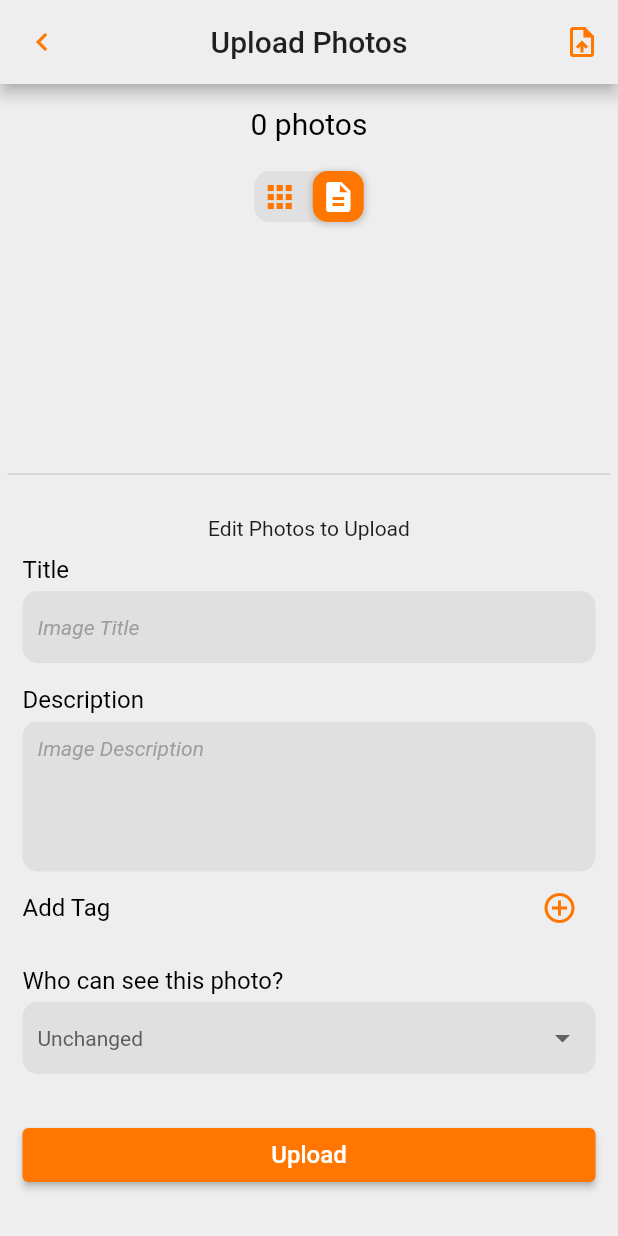
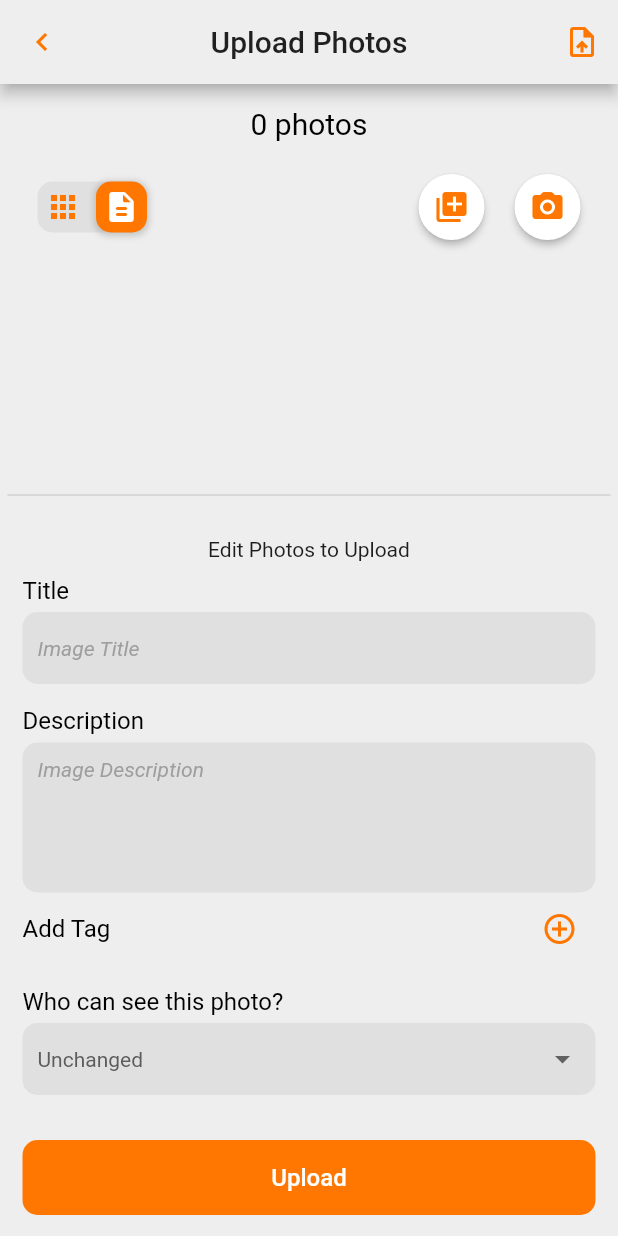
Before and after one commit to charisma98/piwigo-flutter-app, a Flutter app: the UploadGalleryViewPage screen opened directly with empty values, on a phone screen of 412 x 824 dp. Run offline on Flutter 3.47's test engine with Material 2 defaults, Android fonts, the phone set to English and light mode, and no system bars; our stand-ins replace auto_size_text, better_player, cached_network_image, cookie_jar, dio, dio_cookie_manager and 9 more; missing offline and left inert: ext_storage, icon_shadow, images_picker, multi_image_picker; accounts and stored records are empty; generated files the repository leaves out were written again.

Commit message:
Edit upload selection

```diff
--- a/lib/api/SessionAPI.dart
+++ b/lib/api/SessionAPI.dart
@@ -29,6 +29,7 @@ Future<String> loginUser(String url, String username, String password) async {
         var status = await sessionStatus();
         print(status);
         if(status["stat"] == "ok") {
+          print("$url, $username");
           savePreferences(status["result"], url: url, username: username, password: password, isLogged: true, isGuest: false);
           return null;
         }
--- a/lib/l10n/app_en.arb
+++ b/lib/l10n/app_en.arb
@@ -15,6 +15,7 @@
     "alertTryButton": "Try",
     "alertClearButton": "Clear",
     "alertConfirmButton": "Confirm",
+    "alertRemoveButton": "Remove",
 
     "loadingHUD_label": "Loading…",
     "completeHUD_label": "Complete",
@@ -188,6 +189,7 @@
     "categoyUpload_loadSubCategories": "load",
     "categoryUpload_images": "Upload Photos",
     "categoryUpload_videos": "Upload Videos",
+    "categoryUpload_take": "Take Photo",
 
 
     "setDefaultCategory_select": "Please select an album or sub-album which will become the new root album.",
@@ -493,6 +495,9 @@
             "count": {}
         }
     },
+
+    "removeSelectedImage_title": "Remove Selected Image",
+    "removeSelectedImage_message": "Are you sure you want to remove this image from the selection ?",
 
 
     "downloadImage_title": "{count, plural, =1{Download Photo} other{Download {count} Photos}}",
--- a/lib/views/UploadGalleryViewPage.dart
+++ b/lib/views/UploadGalleryViewPage.dart
@@ -7,6 +7,7 @@ import 'package:piwigo_ng/api/API.dart';
 
 import 'package:flutter/material.dart';
 
+import 'components/Buttons.dart';
 import 'components/Dialogs.dart';
 import 'components/TextFields.dart';
 
@@ -74,6 +75,71 @@ class _UploadGalleryViewPage extends State<UploadGalleryViewPage> {
     };
   }
 
+  BoxShadow _switchIconShadow() {
+    return BoxShadow(
+      color: Colors.grey.withOpacity(0.5),
+      spreadRadius: 1,
+      blurRadius: 3,
+      offset: Offset(0, 1), // changes position of shadow
+    );
+  }
+
+  addFiles() async {
+    try {
+      List<Media> mediaList = await ImagesPicker.pick(
+        count: 100,
+        pickType: PickType.all,
+        quality: 0.8,
+      );
+      print(mediaList[0].path);
+      if(mediaList.isNotEmpty) {
+        widget.imageData.addAll(mediaList);
+      }
+    } catch (e) {
+      print('Dio error ${e.toString()}');
+    }
+  }
+
+  takePhoto() async {
+    try {
+      List<Media> mediaList = await ImagesPicker.openCamera(
+        pickType: PickType.image,
+        quality: 0.8,
+      );
+      print(mediaList[0].path);
+      if(mediaList.isNotEmpty) {
+        widget.imageData.addAll(mediaList);
+      }
+    } catch (e) {
+      print('Dio error ${e.toString()}');
+    }
+  }
+
+  onRemoveFile() async {
+    if(await confirmRemoveSelectionDialog(context,
+      content: appStrings(context).removeSelectedImage_message,
+    )) {
+      int page = _page;
+      if(_page == widget.imageData.length-1) {
+        _page--;
+      }
+      setState(() {
+        widget.imageData.removeAt(page);
+      });
+    }
+  }
+
+  onUpload() async {
+    setState(() {
+      _isLoading = true;
+    });
+    await API.uploader.uploadPhotos(widget.imageData, widget.category, getImagesInfo());
+    setState(() {
+      _isLoading = false;
+    });
+    Navigator.of(context).pop();
+  }
+
   @override
   Widget build(BuildContext context) {
     ThemeData _theme = Theme.of(context);
@@ -119,74 +185,47 @@ class _UploadGalleryViewPage extends State<UploadGalleryViewPage> {
               Center(
                 child: Padding(
                   padding: EdgeInsets.all(10),
-                  child: Text(appStrings(context).imageCount(widget.imageData.length), style: TextStyle(fontSize: 20, color: _theme.textTheme.bodyText2.color)),
+                  child: Text(appStrings(context).imageCount(widget.imageData.length),
+                      style: TextStyle(fontSize: 20, color: _theme.textTheme.bodyText2.color)
                   ),
                 ),
-
+              ),
               Padding(
-                padding: EdgeInsets.all(10),
-                child: GestureDetector(
-                  child: Container(
-                    decoration: BoxDecoration(
-                      borderRadius: BorderRadius.circular(10),
-                      color: _theme.inputDecorationTheme.fillColor,
-                    ),
+                padding: EdgeInsets.only(left: 20, top: 10, bottom: 10, right: 10),
                 child: Row(
-                      mainAxisSize: MainAxisSize.min,
+                  mainAxisAlignment: MainAxisAlignment.spaceBetween,
                   children: [
-                        Container(
-                          padding: EdgeInsets.all(5),
-                          decoration: BoxDecoration(
-                            borderRadius: BorderRadius.circular(10),
-                            color: _displayGrid ?
-                            _theme.accentColor :
-                            Colors.transparent,
-                            boxShadow: _displayGrid ? [
-                              BoxShadow(
-                                color: Colors.grey.withOpacity(0.5),
-                                spreadRadius: 1,
-                                blurRadius: 3,
-                                offset: Offset(0, 1), // changes position of shadow
-                              ),
-                            ] : [],
-                          ),
-                          child: Icon(Icons.apps,
-                              color: _displayGrid ?
-                              Colors.white :
-                              _theme.iconTheme.color
-                          ),
-                        ),
-                        SizedBox(width: 5),
-                        Container(
-                          padding: EdgeInsets.all(5),
-                          decoration: BoxDecoration(
-                            borderRadius: BorderRadius.circular(10),
-                            color: _displayGrid ?
-                            Colors.transparent :
-                            _theme.accentColor,
-                            boxShadow: _displayGrid ? [] : [
-                              BoxShadow(
-                                color: Colors.grey.withOpacity(0.5),
-                                spreadRadius: 1,
-                                blurRadius: 3,
-                                offset: Offset(0, 1), // changes position of shadow
-                              ),
-                            ],
-                          ),
-                          child: Icon(Icons.description,
-                              color: _displayGrid ?
-                              _theme.iconTheme.color :
-                              Colors.white
-                          ),
-                        ),
-                      ],
-                    ),
-                  ),
+                    IconSwitch(
+                      isOnLeft: _displayGrid,
                       onTap: () {
                         setState(() {
                           _displayGrid = !_displayGrid;
                         });
                       },
+                    ),
+                    Row(
+                      children: [
+                        ElevatedButton(
+                          onPressed: addFiles,
+                          child: Icon(Icons.add_to_photos, color: _theme.accentColor,),
+                          style: ElevatedButton.styleFrom(
+                            shape: CircleBorder(),
+                            padding: EdgeInsets.all(10),
+                            primary: Colors.white,
+                          ),
+                        ),
+                        ElevatedButton(
+                          onPressed: takePhoto,
+                          child: Icon(Icons.photo_camera_rounded, color: _theme.accentColor,),
+                          style: ElevatedButton.styleFrom(
+                            shape: CircleBorder(),
+                            padding: EdgeInsets.all(10),
+                            primary: Colors.white,
+                          ),
+                        ),
+                      ],
+                    ),
+                  ],
                 ),
               ),
 
@@ -204,8 +243,13 @@ class _UploadGalleryViewPage extends State<UploadGalleryViewPage> {
                     itemBuilder: (BuildContext context, int index) {
                       Media image = widget.imageData[index];
                       return Container(
+                        child: Stack(
+                          children: [
+                            Container(
+                              width: double.infinity,
+                              height: double.infinity,
                               child: Card(
-                          elevation: 5,
+                                elevation: 0,
                                 semanticContainer: true,
                                 child: GridTile(
                                   child: Container(
@@ -214,19 +258,27 @@ class _UploadGalleryViewPage extends State<UploadGalleryViewPage> {
                                     ),
                                   ),
                                 ),
-                      ));
-                      /*
-                      return FutureBuilder(
-                        future: FlutterAbsolutePath.getAbsolutePath(widget.imageData[index].identifier),
-                        builder: (context, snapshot) {
-                          if(snapshot.hasData) {
-                            return createCardImage(context, snapshot.data);
-                          } else {
-                            return CircularProgressIndicator();
-                          }
-                        }
-                      ); // Custom grid cells
-                      */
+                              ),
+                            ),
+                            Positioned(
+                                bottom: -5,
+                                right: -5,
+                                child: InkWell(
+                                  onTap: onRemoveFile,
+                                  child: Container(
+                                    padding: EdgeInsets.all(3),
+                                    decoration: BoxDecoration(
+                                      borderRadius: BorderRadius.only(topLeft: Radius.circular(15)),
+                                      // shape: BoxShape.circle,
+                                      color: _theme.scaffoldBackgroundColor,
+                                    ),
+                                    child: Icon(Icons.remove_circle_outline, color: _theme.errorColor),
+                                  ),
+                                )
+                            ),
+                          ],
+                        ),
+                      );
                     }
                   ),
                 ) :
@@ -292,15 +344,7 @@ class _UploadGalleryViewPage extends State<UploadGalleryViewPage> {
                                 bottom: 0,
                                 right: 10,
                                 child: InkWell(
-                                  onTap: () {
-                                    int page = _page;
-                                    if(_page == widget.imageData.length-1) {
-                                      _page--;
-                                    }
-                                    setState(() {
-                                      widget.imageData.removeAt(page);
-                                    });
-                                  },
+                                  onTap: onRemoveFile,
                                   child: Container(
                                     padding: EdgeInsets.all(3),
                                     decoration: BoxDecoration(
@@ -321,7 +365,6 @@ class _UploadGalleryViewPage extends State<UploadGalleryViewPage> {
               Divider(
                 thickness: 1,
               ),
-
               Padding(
                 padding: EdgeInsets.all(10),
                 child: Form(
@@ -466,24 +509,12 @@ class _UploadGalleryViewPage extends State<UploadGalleryViewPage> {
                   ),
                 ),
               ),
-
               Container(
                 margin: EdgeInsets.all(10),
                 width: double.infinity,
-                child: ElevatedButton(
-                  onPressed: () async {
-                    setState(() {
-                      _isLoading = true;
-                    });
-                    await API.uploader.uploadPhotos(widget.imageData, widget.category, getImagesInfo());
-                    setState(() {
-                      _isLoading = false;
-                    });
-                    Navigator.of(context).pop();
-                  },
-                  style: ButtonStyle(
-                    backgroundColor: MaterialStateProperty.all<Color>(Color(0xffff7700)),
-                  ),
+                child: DialogButton(
+                  style: dialogButtonStyle(context),
+                  onPressed: onUpload,
                   child: _isLoading?
                     CircularProgressIndicator(
                       valueColor: AlwaysStoppedAnimation<Color>(Colors.white)
--- a/lib/views/components/Buttons.dart
+++ b/lib/views/components/Buttons.dart
@@ -24,7 +24,6 @@ class DialogButton extends StatelessWidget {
   }
 }
 
-
 ButtonStyle dialogButtonStyle(context) {
   var _theme = Theme.of(context);
   return ButtonStyle(
@@ -48,3 +47,75 @@ ButtonStyle dialogButtonStyleDisabled(context) {
     backgroundColor: MaterialStateProperty.all(_theme.disabledColor),
   );
 }
+
+
+class IconSwitch extends StatelessWidget {
+  const IconSwitch({Key key, this.isOnLeft, this.onTap}) : super(key: key);
+
+  final bool isOnLeft;
+  final Function() onTap;
+
+  List<BoxShadow> _switchIconShadow(bool isLeft) {
+    if(isLeft) {
+      if(isOnLeft) return [BoxShadow(
+          color: Colors.grey.withOpacity(0.5),
+          spreadRadius: 1,
+          blurRadius: 3,
+          offset: Offset(0, 1), // changes position of shadow
+        )];
+      else return [];
+    } else {
+      if(isOnLeft) return [];
+      else return [BoxShadow(
+        color: Colors.grey.withOpacity(0.5),
+        spreadRadius: 1,
+        blurRadius: 3,
+        offset: Offset(0, 1), // changes position of shadow
+      )];
+    }
+
+  }
+
+  @override
+  Widget build(BuildContext context) {
+    var _theme = Theme.of(context);
+
+    return GestureDetector(
+      onTap: onTap,
+      child: Container(
+        decoration: BoxDecoration(
+          borderRadius: BorderRadius.circular(10),
+          color: _theme.inputDecorationTheme.fillColor,
+        ),
+        child: Row(
+          mainAxisSize: MainAxisSize.min,
+          children: [
+            Container(
+              padding: EdgeInsets.all(5),
+              decoration: BoxDecoration(
+                borderRadius: BorderRadius.circular(10),
+                color: isOnLeft ? _theme.accentColor : Colors.transparent,
+                boxShadow: _switchIconShadow(true),
+              ),
+              child: Icon(Icons.apps_rounded,
+                  color: isOnLeft ? Colors.white : _theme.iconTheme.color
+              ),
+            ),
+            SizedBox(width: 5),
+            Container(
+              padding: EdgeInsets.all(5),
+              decoration: BoxDecoration(
+                borderRadius: BorderRadius.circular(10),
+                color: isOnLeft ? Colors.transparent : _theme.accentColor,
+                boxShadow: _switchIconShadow(false),
+              ),
+              child: Icon(Icons.description_rounded,
+                  color: isOnLeft ? _theme.iconTheme.color : Colors.white
+              ),
+            ),
+          ],
+        ),
+      ),
+    );
+  }
+}
--- a/pubspec.yaml
+++ b/pubspec.yaml
@@ -15,7 +15,7 @@ publish_to: 'none' # Remove this line if you wish to publish to pub.dev
 # In iOS, build-name is used as CFBundleShortVersionString while build-number used as CFBundleVersion.
 # Read more about iOS versioning at
 # https://developer.apple.com/library/archive/documentation/General/Reference/InfoPlistKeyReference/Articles/CoreFoundationKeys.html
-version: 0.0.9-beta+5
+version: 0.0.10-beta+6
 
 environment:
   sdk: ">=2.7.0 <3.0.0"
```
Also changed, not shown: lib/services/upload/Uploader.dart (+3 -9 lines), lib/views/CategoryViewPage.dart (+31 -3 lines), lib/views/components/Dialogs.dart (+35 -13 lines). Lines whose indentation alone changed are shown as unchanged.
